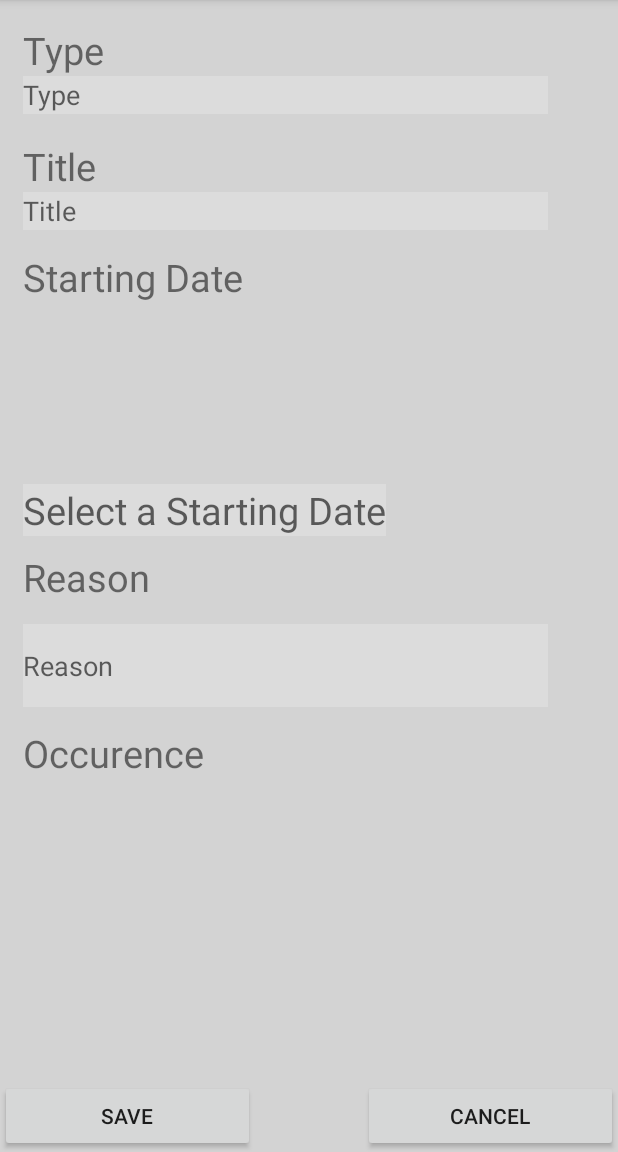
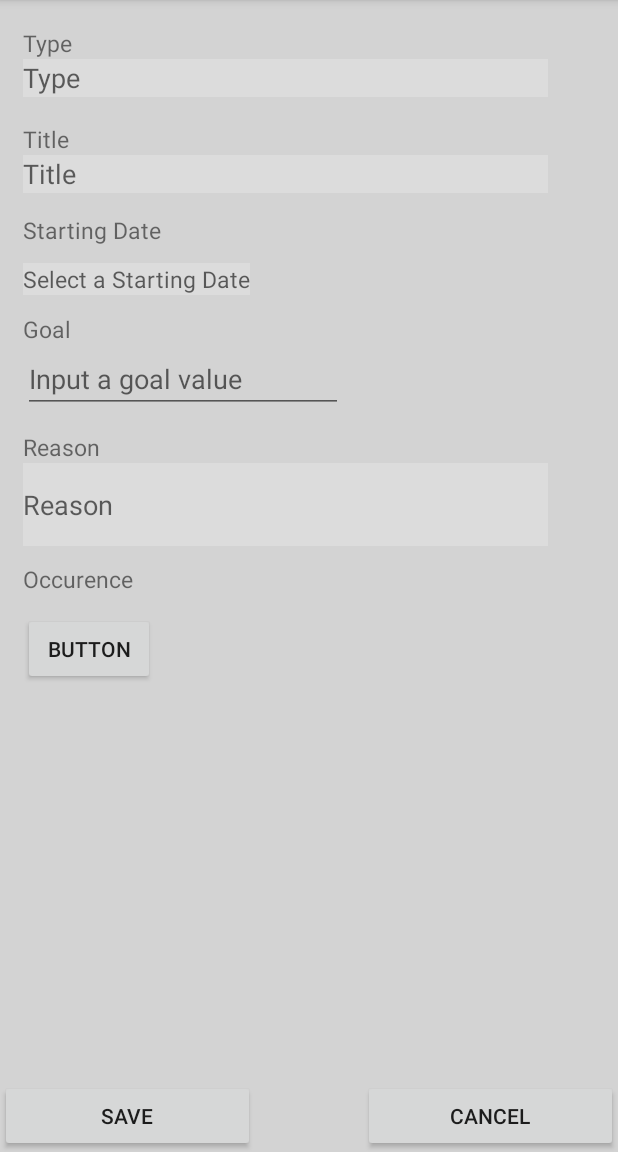
Before and after one commit to ahnguyen03/Quirks, an Android app: the AddQuirkActivity screen opened directly, with no data from a screen before it, on a phone screen of 412 x 824 dp, the part 84-1236 px from its top. Run offline under Robolectric (Android 15) with nearby library versions, the phone set to English and light mode, and no system bars.

Commit message:
added goal still need occurrence

```diff
--- a/app/src/main/res/layout/activity_add_quirk.xml
+++ b/app/src/main/res/layout/activity_add_quirk.xml
@@ -10,52 +10,62 @@
     <RelativeLayout
         android:layout_width="fill_parent"
         android:layout_height="fill_parent"
-        tools:layout_editor_absoluteX="2dp"
+        tools:layout_editor_absoluteX="0dp"
         app:layout_constraintTop_toTopOf="parent"
-        android:layout_marginTop="2dp">
+        android:layout_marginTop="4dp">
 
+
+        <TextView
+            android:id="@+id/textViewGoal"
+            android:layout_width="wrap_content"
+            android:layout_height="wrap_content"
+            android:text="Goal"
+            android:textSize="15sp"
+            android:layout_below="@+id/textViewSelDate"
+            android:layout_alignStart="@+id/textViewSelDate"
+            android:layout_marginTop="12dp" />
 
         <TextView
             android:id="@+id/textViewSelDate"
             android:layout_width="wrap_content"
             android:layout_height="wrap_content"
-            android:layout_above="@+id/textViewReason"
-            android:layout_alignStart="@+id/textViewStartDate"
-            android:layout_marginBottom="10dp"
             android:background="@color/backgroundlight"
             android:hint="Select a Starting Date"
-            android:textSize="25sp" />
+            android:textSize="15sp"
+            android:layout_below="@+id/textViewStartDate"
+            android:layout_alignStart="@+id/textViewStartDate"
+            android:layout_marginTop="11dp" />
 
         <TextView
             android:id="@+id/textViewOccurence"
             android:layout_width="wrap_content"
             android:layout_height="wrap_content"
+            android:text="Occurence"
+            android:textSize="15sp"
+            android:layout_below="@+id/editTextReason"
             android:layout_alignStart="@+id/editTextReason"
-            android:layout_below="@+id/editTextReason"
-            android:layout_marginTop="13dp"
-            android:text="Occurence"
-            android:textSize="25sp" />
+            android:layout_marginTop="11dp" />
 
         <EditText
             android:id="@+id/editTextReason"
             android:layout_width="350dp"
             android:layout_height="55dp"
-            android:layout_alignStart="@+id/textViewReason"
-            android:layout_below="@+id/textViewReason"
-            android:layout_marginTop="14dp"
             android:background="@color/backgroundlight"
             android:ems="10"
             android:hint="Reason"
-            android:inputType="textPersonName" />
+            android:inputType="textPersonName"
+            android:layout_below="@+id/textViewReason"
+            android:layout_alignStart="@+id/textViewReason" />
 
         <TextView
             android:id="@+id/textViewReason"
             android:layout_width="wrap_content"
             android:layout_height="wrap_content"
             android:text="Reason"
-            android:textSize="25sp"
-            android:layout_centerVertical="true"
-            android:layout_alignStart="@+id/textViewSelDate" />
+            android:textSize="15sp"
+            android:layout_below="@+id/editTextGoal"
+            android:layout_alignStart="@+id/editTextGoal"
+            android:layout_marginTop="12dp" />
 
         <EditText
             android:id="@+id/editTitle"
@@ -95,7 +105,7 @@
             android:layout_marginStart="15dp"
             android:layout_marginTop="14dp"
             android:text="Type"
-            android:textSize="25sp" />
+            android:textSize="15sp" />
 
         <TextView
             android:id="@+id/textViewTitle"
@@ -105,7 +115,7 @@
             android:layout_below="@+id/editTextType"
             android:layout_marginTop="17dp"
             android:text="Title"
-            android:textSize="25sp" />
+            android:textSize="15sp" />
 
         <TextView
             android:id="@+id/textViewStartDate"
@@ -115,7 +125,7 @@
             android:layout_below="@+id/editTitle"
             android:layout_marginTop="14dp"
             android:text="Starting Date"
-            android:textSize="25sp" />
+            android:textSize="15sp" />
 
         <EditText
             android:id="@+id/editTextType"
@@ -128,6 +138,25 @@
             android:hint="Type"
             android:inputType="textPersonName" />
 
+        <Button
+            android:id="@+id/button"
+            android:layout_width="wrap_content"
+            android:layout_height="wrap_content"
+            android:text="Button"
+            android:layout_marginTop="12dp"
+            android:layout_below="@+id/textViewOccurence"
+            android:layout_alignStart="@+id/textViewOccurence" />
+
+        <EditText
+            android:id="@+id/editTextGoal"
+            android:layout_width="wrap_content"
+            android:layout_height="wrap_content"
+            android:layout_alignStart="@+id/textViewGoal"
+            android:layout_below="@+id/textViewGoal"
+            android:ems="10"
+            android:hint="Input a goal value"
+            android:inputType="number" />
+
 
     </RelativeLayout>
 
```
